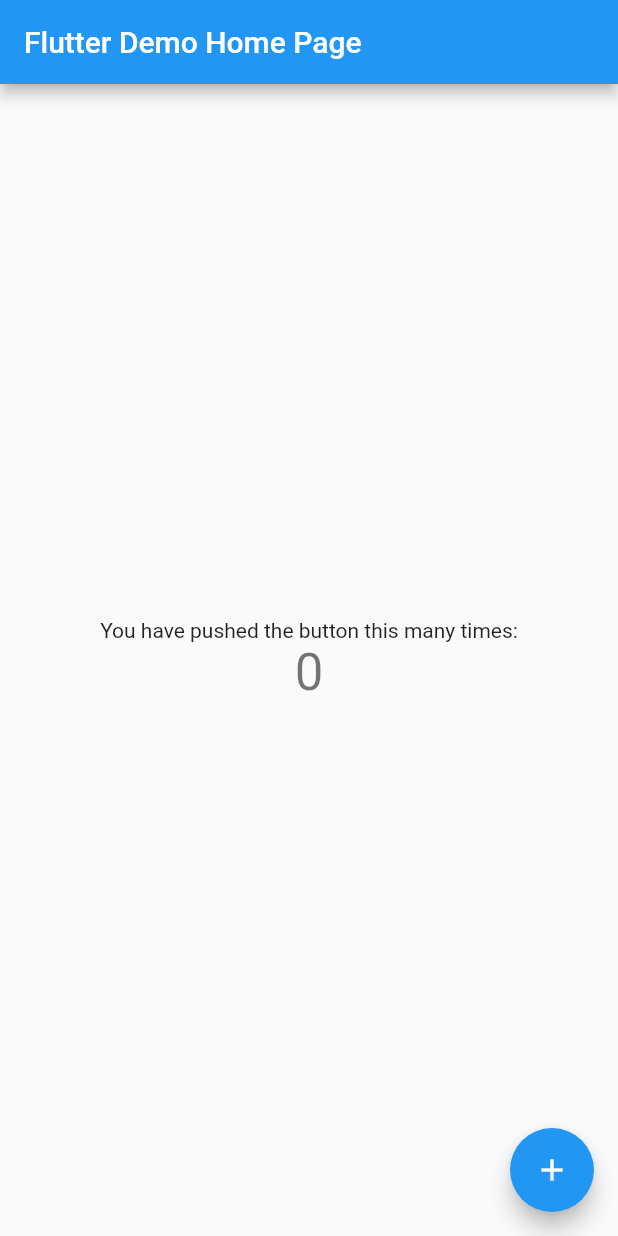
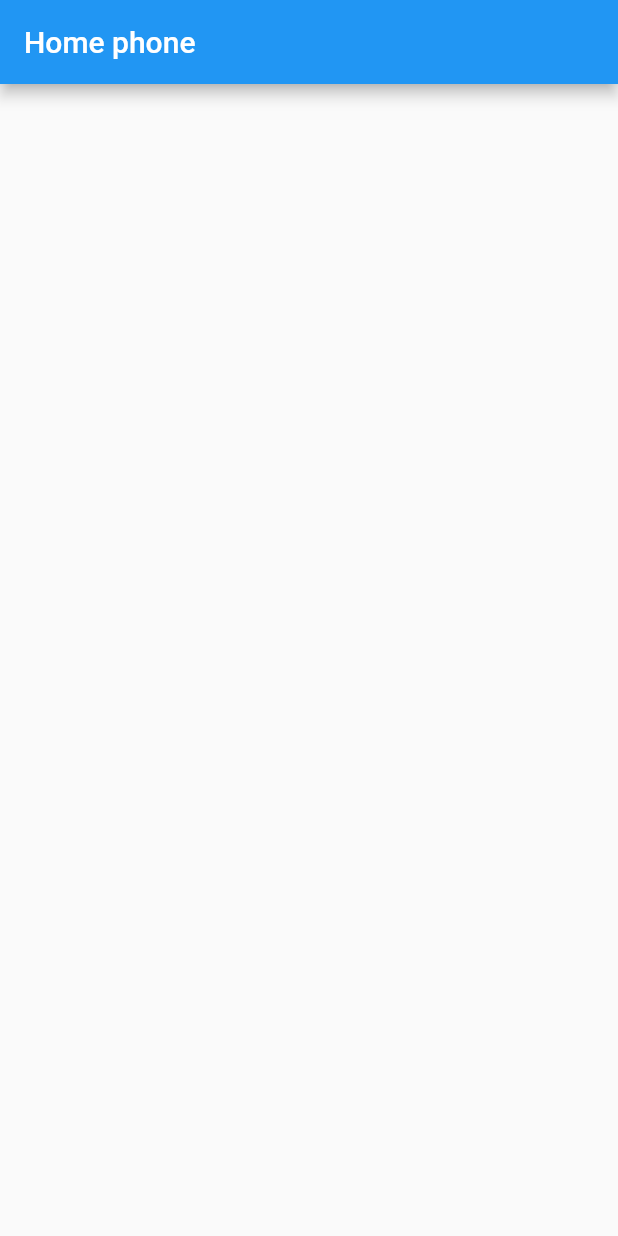
Before and after one commit to MarioSQuilantan/number_trivia_app, a Flutter app: the screen it shows after launch, on a phone screen of 412 x 824 dp. Run offline on Flutter 3.47's test engine with Material 2 defaults, Android fonts, the phone set to English and light mode, and no system bars; our stand-ins replace equatable, go_router.

Commit message:
refactor: :art: Added base folder to the project

```diff
--- /dev/null
+++ b/lib/core/error/exception.dart
@@ -0,0 +1 @@
+class ServerException implements Exception {}
--- /dev/null
+++ b/lib/core/error/failure.dart
@@ -0,0 +1,18 @@
+import 'package:equatable/equatable.dart';
+
+class Failure extends Equatable {
+  final String message;
+
+  const Failure(this.message);
+
+  @override
+  List<Object?> get props => [message];
+}
+
+class ServerFailure extends Failure {
+  const ServerFailure(super.message);
+}
+
+class ConnectionFailure extends Failure {
+  const ConnectionFailure(String message) : super(message);
+}
--- /dev/null
+++ b/lib/core/layout/screen.layout.dart
@@ -0,0 +1,44 @@
+import 'package:flutter/widgets.dart';
+
+import '../values/enums.dart';
+
+class ScreenLayout extends StatelessWidget {
+  const ScreenLayout({
+    super.key,
+    required this.mobileLayout,
+    required this.tabletLayout,
+    required this.desktopLayout,
+  });
+
+  final Widget mobileLayout;
+  final Widget tabletLayout;
+  final Widget desktopLayout;
+
+  @override
+  Widget build(BuildContext context) {
+    return LayoutBuilder(builder: (_, constraints) {
+      Device deviceType = _onSelectDevice(constraints);
+
+      switch (deviceType) {
+        case Device.phone:
+          return mobileLayout;
+        case Device.tablet:
+          return tabletLayout;
+        case Device.desktop:
+          return desktopLayout;
+        default:
+          return const SizedBox.shrink();
+      }
+    });
+  }
+
+  Device _onSelectDevice(BoxConstraints constraints) {
+    if (constraints.maxWidth < 500) {
+      return Device.phone;
+    }
+    if (constraints.maxWidth < 1300) {
+      return Device.tablet;
+    }
+    return Device.desktop;
+  }
+}
--- /dev/null
+++ b/lib/core/values/constants.dart
@@ -0,0 +1,4 @@
+// routes
+class RouteConstants {
+  static String home = '/';
+}
--- /dev/null
+++ b/lib/core/values/enums.dart
@@ -0,0 +1 @@
+enum Device { phone, tablet, desktop }
--- /dev/null
+++ b/lib/injector.dart
@@ -0,0 +1 @@
+// TODO(MarioSQuilantan): Implement injector code.
--- a/lib/main.dart
+++ b/lib/main.dart
@@ -1,4 +1,6 @@
 import 'package:flutter/material.dart';
+
+import 'routes.dart';
 
 void main() {
   runApp(const MyApp());
@@ -7,109 +9,14 @@ void main() {
 class MyApp extends StatelessWidget {
   const MyApp({super.key});
 
-  // This widget is the root of your application.
   @override
   Widget build(BuildContext context) {
-    return MaterialApp(
+    return MaterialApp.router(
       title: 'Flutter Demo',
       theme: ThemeData(
-        // This is the theme of your application.
-        //
-        // Try running your application with "flutter run". You'll see the
-        // application has a blue toolbar. Then, without quitting the app, try
-        // changing the primarySwatch below to Colors.green and then invoke
-        // "hot reload" (press "r" in the console where you ran "flutter run",
-        // or simply save your changes to "hot reload" in a Flutter IDE).
-        // Notice that the counter didn't reset back to zero; the application
-        // is not restarted.
         primarySwatch: Colors.blue,
       ),
-      home: const MyHomePage(title: 'Flutter Demo Home Page'),
+      routerConfig: Routes.call,
     );
   }
 }
-
-class MyHomePage extends StatefulWidget {
-  const MyHomePage({super.key, required this.title});
-
-  // This widget is the home page of your application. It is stateful, meaning
-  // that it has a State object (defined below) that contains fields that affect
-  // how it looks.
-
-  // This class is the configuration for the state. It holds the values (in this
-  // case the title) provided by the parent (in this case the App widget) and
-  // used by the build method of the State. Fields in a Widget subclass are
-  // always marked "final".
-
-  final String title;
-
-  @override
-  State<MyHomePage> createState() => _MyHomePageState();
-}
-
-class _MyHomePageState extends State<MyHomePage> {
-  int _counter = 0;
-
-  void _incrementCounter() {
-    setState(() {
-      // This call to setState tells the Flutter framework that something has
-      // changed in this State, which causes it to rerun the build method below
-      // so that the display can reflect the updated values. If we changed
-      // _counter without calling setState(), then the build method would not be
-      // called again, and so nothing would appear to happen.
-      _counter++;
-    });
-  }
-
-  @override
-  Widget build(BuildContext context) {
-    // This method is rerun every time setState is called, for instance as done
-    // by the _incrementCounter method above.
-    //
-    // The Flutter framework has been optimized to make rerunning build methods
-    // fast, so that you can just rebuild anything that needs updating rather
-    // than having to individually change instances of widgets.
-    return Scaffold(
-      appBar: AppBar(
-        // Here we take the value from the MyHomePage object that was created by
-        // the App.build method, and use it to set our appbar title.
-        title: Text(widget.title),
-      ),
-      body: Center(
-        // Center is a layout widget. It takes a single child and positions it
-        // in the middle of the parent.
-        child: Column(
-          // Column is also a layout widget. It takes a list of children and
-          // arranges them vertically. By default, it sizes itself to fit its
-          // children horizontally, and tries to be as tall as its parent.
-          //
-          // Invoke "debug painting" (press "p" in the console, choose the
-          // "Toggle Debug Paint" action from the Flutter Inspector in Android
-          // Studio, or the "Toggle Debug Paint" command in Visual Studio Code)
-          // to see the wireframe for each widget.
-          //
-          // Column has various properties to control how it sizes itself and
-          // how it positions its children. Here we use mainAxisAlignment to
-          // center the children vertically; the main axis here is the vertical
-          // axis because Columns are vertical (the cross axis would be
-          // horizontal).
-          mainAxisAlignment: MainAxisAlignment.center,
-          children: <Widget>[
-            const Text(
-              'You have pushed the button this many times:',
-            ),
-            Text(
-              '$_counter',
-              style: Theme.of(context).textTheme.headlineMedium,
-            ),
-          ],
-        ),
-      ),
-      floatingActionButton: FloatingActionButton(
-        onPressed: _incrementCounter,
-        tooltip: 'Increment',
-        child: const Icon(Icons.add),
-      ), // This trailing comma makes auto-formatting nicer for build methods.
-    );
-  }
-}
--- /dev/null
+++ b/lib/routes.dart
@@ -0,0 +1,18 @@
+import 'package:flutter/material.dart';
+import 'package:go_router/go_router.dart';
+
+import 'ui/home/home.page.dart';
+
+class Routes {
+  Routes._();
+  static GoRouter get call => GoRouter(
+        routes: [
+          GoRoute(
+            path: "/",
+            builder: (context, state) => const HomePage(),
+          ),
+        ],
+      );
+
+  static void navigateTo(BuildContext context, String route) => context.go(route);
+}
--- /dev/null
+++ b/lib/ui/home/home.page.dart
@@ -0,0 +1,21 @@
+import 'package:flutter/widgets.dart';
+
+import '../../core/layout/screen.layout.dart';
+import 'layouts/desktop/desktop.layout.dart';
+import 'layouts/phone/phone.layout.dart';
+import 'layouts/tablet/tablet.layout.dart';
+
+class HomePage extends StatelessWidget {
+  const HomePage({super.key});
+
+  @override
+  Widget build(BuildContext context) {
+    return const SafeArea(
+      child: ScreenLayout(
+        mobileLayout: PhoneLayout(),
+        tabletLayout: TabletLayout(),
+        desktopLayout: DesktopLayout(),
+      ),
+    );
+  }
+}
--- /dev/null
+++ b/lib/ui/home/layouts/desktop/desktop.layout.dart
@@ -0,0 +1,15 @@
+import 'package:flutter/material.dart';
+
+class DesktopLayout extends StatelessWidget {
+  const DesktopLayout({super.key});
+
+  @override
+  Widget build(BuildContext context) {
+    return Scaffold(
+      appBar: AppBar(
+        title: const Text('Home desktop'),
+      ),
+      body: Container(),
+    );
+  }
+}
--- /dev/null
+++ b/lib/ui/home/layouts/phone/phone.layout.dart
@@ -0,0 +1,15 @@
+import 'package:flutter/material.dart';
+
+class PhoneLayout extends StatelessWidget {
+  const PhoneLayout({super.key});
+
+  @override
+  Widget build(BuildContext context) {
+    return Scaffold(
+      appBar: AppBar(
+        title: const Text('Home phone'),
+      ),
+      body: Container(),
+    );
+  }
+}
--- /dev/null
+++ b/lib/ui/home/layouts/tablet/tablet.layout.dart
@@ -0,0 +1,15 @@
+import 'package:flutter/material.dart';
+
+class TabletLayout extends StatelessWidget {
+  const TabletLayout({super.key});
+
+  @override
+  Widget build(BuildContext context) {
+    return Scaffold(
+      appBar: AppBar(
+        title: const Text('Home tablet'),
+      ),
+      body: Container(),
+    );
+  }
+}
--- a/pubspec.yaml
+++ b/pubspec.yaml
@@ -28,6 +28,7 @@ environment:
 # the latest version available on pub.dev. To see which dependencies have newer
 # versions available, run `flutter pub outdated`.
 dependencies:
+  bloc: ^8.1.1
   cupertino_icons: ^1.0.2
   dartz: ^0.10.1
   dio: ^5.0.2
@@ -36,6 +37,7 @@ dependencies:
     sdk: flutter
   flutter_bloc: ^8.1.2
   get_it: ^7.2.0
+  go_router: ^6.2.0
 
 dev_dependencies:
   bloc_test: ^9.1.1
```
Also changed, not shown: pubspec.lock.
